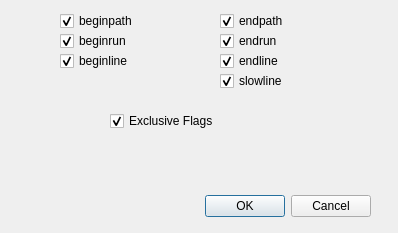
Qt form src/Gui/dlggcodeprop.ui (fredrickojackson/CppCAM) before a commit.
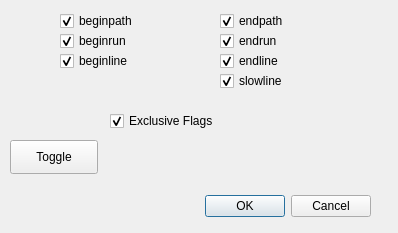
The same form after that commit.

The edit to the form file:
```diff
--- a/src/Gui/dlggcodeprop.ui
+++ b/src/Gui/dlggcodeprop.ui
@@ -157,6 +157,19 @@
     <bool>true</bool>
    </property>
   </widget>
+  <widget class="QPushButton" name="pbToggle">
+   <property name="geometry">
+    <rect>
+     <x>10</x>
+     <y>140</y>
+     <width>88</width>
+     <height>34</height>
+    </rect>
+   </property>
+   <property name="text">
+    <string>Toggle</string>
+   </property>
+  </widget>
  </widget>
  <resources/>
  <connections>
```
